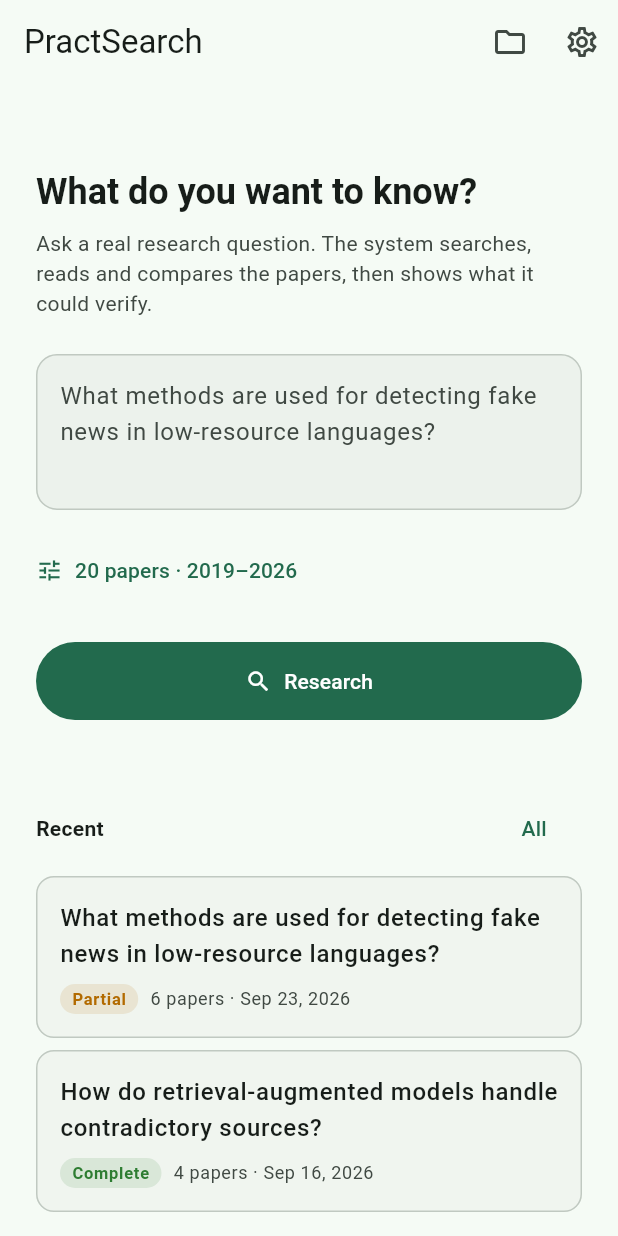
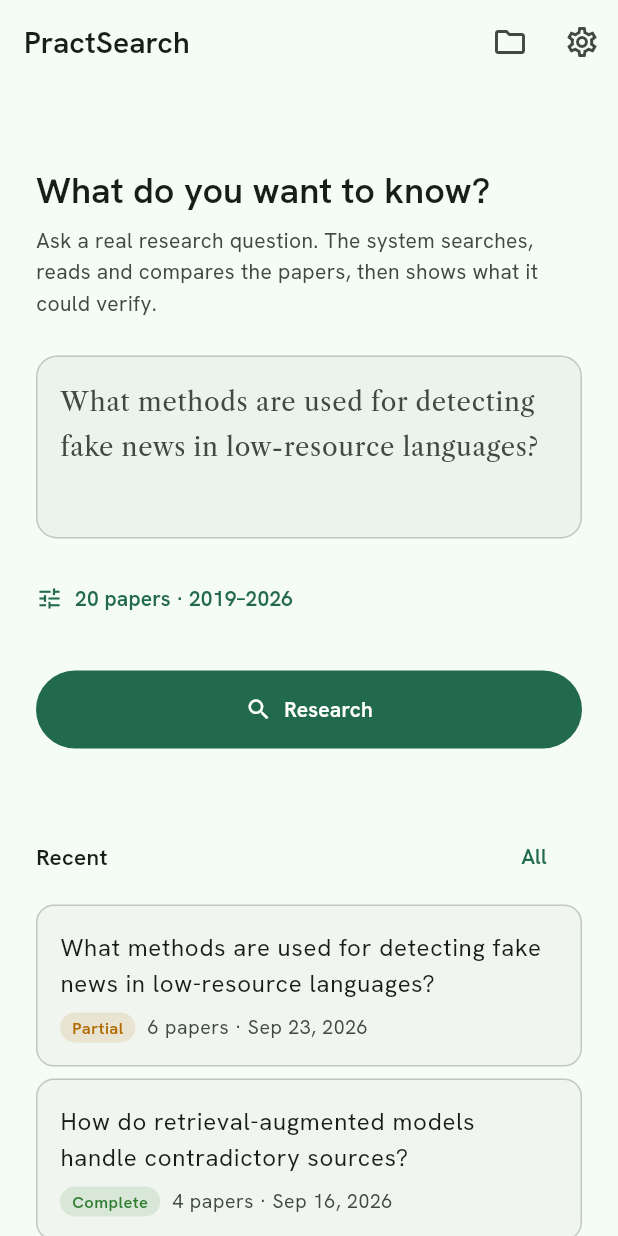
Before and after one commit to Ali-Flutter-1/researchproject, a Flutter app: the screen it shows after launch, on a phone screen of 412 x 824 dp. Run offline on Flutter 3.47's test engine with Material 3 defaults, Android fonts, the phone set to English and light mode, and no system bars; our stand-ins replace equatable, flutter_riverpod, go_router.

Commit message:
Use bundled Hanken Grotesk and Libre Caslon Text
Both are variable fonts, so AppTypography sets fontVariations alongside
fontWeight — declaring weights in pubspec alone reaches only the default
400 master and lets the rasteriser fake the rest.

Sans carries UI chrome; the serif is reserved for sustained reading: the
synthesis paragraphs, quoted source passages, and the question field.

Co-Authored-By: Claude Opus 5 (1M context) <noreply@anthropic.com>

```diff
--- a/lib/core/theme/app_theme.dart
+++ b/lib/core/theme/app_theme.dart
@@ -1,5 +1,6 @@
 import 'package:flutter/material.dart';
 import 'app_colors.dart';
+import 'app_typography.dart';
 
 abstract final class AppTheme {
   static ThemeData light() => _base(Brightness.light);
@@ -13,6 +14,11 @@ abstract final class AppTheme {
     return ThemeData(
       useMaterial3: true,
       colorScheme: scheme,
+      fontFamily: AppFonts.sans,
+      textTheme: AppTypography.textTheme().apply(
+        bodyColor: scheme.onSurface,
+        displayColor: scheme.onSurface,
+      ),
       scaffoldBackgroundColor: scheme.surface,
       appBarTheme: AppBarTheme(
         backgroundColor: scheme.surface,
--- /dev/null
+++ b/lib/core/theme/app_typography.dart
@@ -0,0 +1,109 @@
+import 'package:flutter/material.dart';
+
+/// Both bundled fonts are variable (Hanken Grotesk wght 100–900, Libre Caslon
+/// Text wght 400–700). Declaring weights in pubspec is not enough: Flutter
+/// reaches an interpolated instance only when the TextStyle carries a matching
+/// [FontVariation]. Setting `fontWeight` alone gets you the default 400 master,
+/// sometimes faux-bolded by the rasteriser — which looks subtly wrong and is
+/// hard to diagnose later.
+///
+/// So every style here sets both: `fontWeight` (for Flutter's own layout and
+/// for accessibility bold-text) and `fontVariations` (for the actual shape).
+abstract final class AppFonts {
+  /// UI chrome — labels, buttons, titles, metadata.
+  static const sans = 'HankenGrotesk';
+
+  /// Sustained reading — the synthesis and source passages. A serif at
+  /// reading sizes measurably eases long-form reading, and this app asks
+  /// researchers to read paragraphs, not scan a dashboard.
+  static const serif = 'LibreCaslonText';
+
+  static const _sansMin = 100.0;
+  static const _sansMax = 900.0;
+  static const _serifMin = 400.0;
+  static const _serifMax = 700.0;
+}
+
+/// Builds a style on the UI sans, clamping the weight to the axis range.
+TextStyle sansStyle({
+  double size = 14,
+  double weight = 400,
+  double? height,
+  double? letterSpacing,
+  Color? color,
+  FontStyle? fontStyle,
+}) {
+  final w = weight.clamp(AppFonts._sansMin, AppFonts._sansMax);
+  return TextStyle(
+    fontFamily: AppFonts.sans,
+    fontSize: size,
+    height: height,
+    letterSpacing: letterSpacing,
+    color: color,
+    fontStyle: fontStyle,
+    fontWeight: _nearestWeight(w),
+    fontVariations: [FontVariation('wght', w)],
+  );
+}
+
+/// Builds a style on the reading serif.
+TextStyle serifStyle({
+  double size = 16,
+  double weight = 400,
+  double? height,
+  double? letterSpacing,
+  Color? color,
+  FontStyle? fontStyle,
+}) {
+  final w = weight.clamp(AppFonts._serifMin, AppFonts._serifMax);
+  return TextStyle(
+    fontFamily: AppFonts.serif,
+    fontSize: size,
+    height: height,
+    letterSpacing: letterSpacing,
+    color: color,
+    fontStyle: fontStyle,
+    fontWeight: _nearestWeight(w),
+    fontVariations: [FontVariation('wght', w)],
+  );
+}
+
+/// Flutter still wants a discrete [FontWeight]; round to the nearest 100 so
+/// layout metrics and the variable axis agree.
+FontWeight _nearestWeight(double w) =>
+    FontWeight.values[((w / 100).round() - 1).clamp(0, 8)];
+
+/// The app's text scale. Sizes are deliberately few — a screen with nine
+/// distinct text sizes reads as noise.
+abstract final class AppTypography {
+  static TextTheme textTheme() => TextTheme(
+        // Display / headline — Ask screen prompt, page titles.
+        headlineLarge: sansStyle(size: 30, weight: 600, height: 1.2),
+        headlineSmall: sansStyle(size: 24, weight: 600, height: 1.25),
+
+        // Titles — card headings, paper titles, app bar.
+        titleLarge: sansStyle(size: 20, weight: 600, height: 1.3),
+        titleMedium: sansStyle(size: 17, weight: 600, height: 1.35),
+        titleSmall: sansStyle(size: 15, weight: 600, height: 1.4),
+
+        // Body — UI copy. Long-form reading overrides to the serif locally.
+        bodyLarge: sansStyle(size: 16, height: 1.5),
+        bodyMedium: sansStyle(size: 14, height: 1.5),
+        bodySmall: sansStyle(size: 13, height: 1.45),
+
+        // Labels — chips, metadata, buttons.
+        labelLarge: sansStyle(size: 14, weight: 600, letterSpacing: 0.1),
+        labelMedium: sansStyle(size: 12, weight: 600, letterSpacing: 0.2),
+        labelSmall: sansStyle(size: 11, weight: 600, letterSpacing: 0.3),
+      );
+
+  /// The synthesis paragraphs. Generous line height because this is the one
+  /// place a researcher reads several hundred words without stopping.
+  static TextStyle reading({Color? color}) =>
+      serifStyle(size: 17, height: 1.75, color: color);
+
+  /// A quoted source passage — same serif, slightly smaller, so the eye
+  /// recognises it as the paper's voice rather than the app's.
+  static TextStyle quotation({Color? color}) =>
+      serifStyle(size: 15.5, height: 1.65, color: color);
+}
--- a/lib/features/research/presentation/pages/ask_page.dart
+++ b/lib/features/research/presentation/pages/ask_page.dart
@@ -3,6 +3,7 @@ import 'package:flutter_riverpod/flutter_riverpod.dart';
 import 'package:go_router/go_router.dart';
 
 import '../../../../core/theme/app_colors.dart';
+import '../../../../core/theme/app_typography.dart';
 import '../../../../core/widgets/common.dart';
 import '../../domain/entities/research_run.dart';
 import '../providers/research_providers.dart';
@@ -75,6 +76,7 @@ class _AskPageState extends ConsumerState<AskPage> {
               const SizedBox(height: Insets.lg),
               TextField(
                 controller: _controller,
+                style: AppTypography.reading(color: context.colors.onSurface),
                 maxLines: 4,
                 minLines: 3,
                 textInputAction: TextInputAction.newline,
@@ -85,6 +87,9 @@ class _AskPageState extends ConsumerState<AskPage> {
                   hintText: 'What methods are used for detecting fake news in '
                       'low-resource languages?',
                   hintMaxLines: 2,
+                  hintStyle: AppTypography.reading(
+                    color: context.colors.onSurfaceVariant,
+                  ),
                   errorText: state.error,
                 ),
                 onSubmitted: (_) => _submit(),
--- a/lib/features/research/presentation/widgets/answer_tab.dart
+++ b/lib/features/research/presentation/widgets/answer_tab.dart
@@ -1,6 +1,7 @@
 import 'package:flutter/material.dart';
 
 import '../../../../core/theme/app_colors.dart';
+import '../../../../core/theme/app_typography.dart';
 import '../../../../core/widgets/common.dart';
 import '../../../../core/widgets/status_dot.dart';
 import '../../domain/entities/claim.dart';
@@ -101,7 +102,9 @@ class _CitedParagraph extends StatelessWidget {
 
     return SelectableText.rich(
       TextSpan(
-        style: context.text.bodyLarge?.copyWith(height: 1.7),
+        // The one place in the app a researcher reads several hundred
+        // uninterrupted words. Serif, generous leading.
+        style: AppTypography.reading(color: context.colors.onSurface),
         children: spans,
       ),
     );
@@ -181,7 +184,7 @@ class _NeedsChecking extends StatelessWidget {
                   children: [
                     StatusChip(claim.status),
                     const SizedBox(height: Insets.sm),
-                    Text(claim.text, style: context.text.bodyMedium),
+                    Text(claim.text, style: AppTypography.quotation()),
                     if (claim.note.isNotEmpty) ...[
                       const SizedBox(height: Insets.xs),
                       Text(
--- a/lib/features/research/presentation/widgets/evidence_sheet.dart
+++ b/lib/features/research/presentation/widgets/evidence_sheet.dart
@@ -2,6 +2,7 @@ import 'package:flutter/material.dart';
 import 'package:flutter_riverpod/flutter_riverpod.dart';
 
 import '../../../../core/theme/app_colors.dart';
+import '../../../../core/theme/app_typography.dart';
 import '../../../../core/widgets/status_dot.dart';
 import '../../domain/entities/claim.dart';
 import '../providers/research_providers.dart';
@@ -87,7 +88,10 @@ class EvidenceView extends ConsumerWidget {
                 ),
                 child: Text(
                   evidence.text,
-                  style: context.text.bodyMedium?.copyWith(height: 1.55),
+                  // Serif marks this as the paper speaking, not the app.
+                  style: AppTypography.quotation(
+                    color: context.colors.onSurface,
+                  ),
                 ),
               ),
               const SizedBox(height: Insets.md),
```
Also changed, not shown: pubspec.yaml (+14 -0 lines), assets/fonts/HankenGrotesk.ttf (added), assets/fonts/LibreCaslonText.ttf (added).
